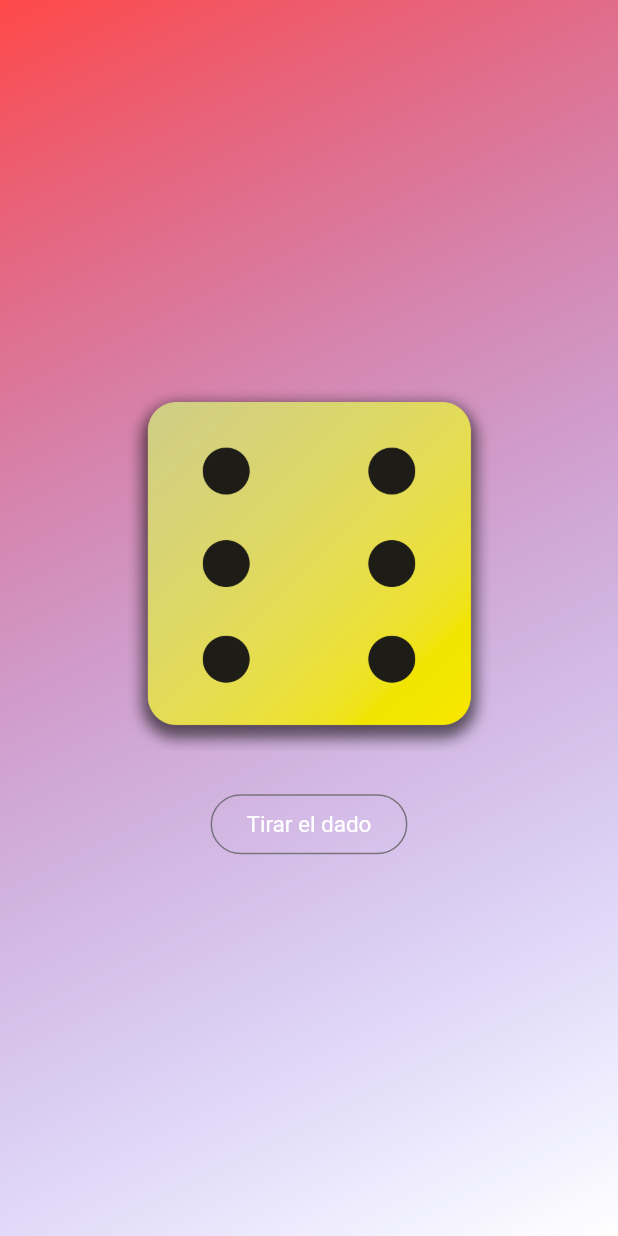
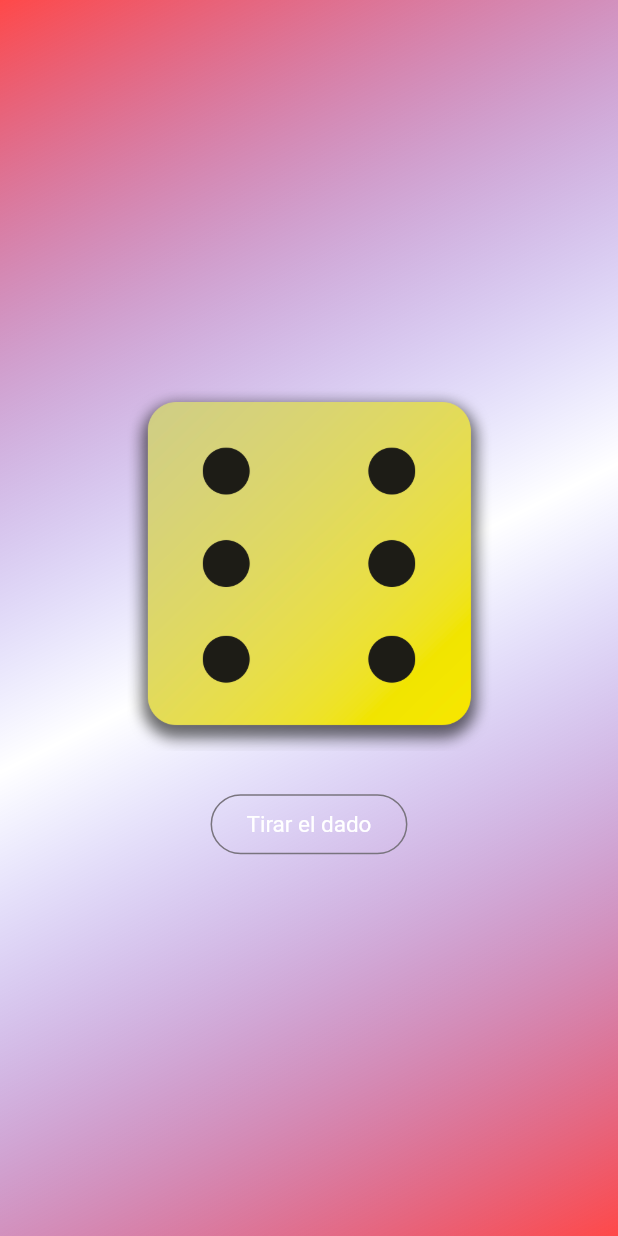
Before and after one commit to Javicestino/flutter_rollDice, a Flutter app: the screen it shows after launch, on a phone screen of 412 x 824 dp. Run offline on Flutter 3.47's test engine with Material 3 defaults, Android fonts, the phone set to English and light mode, and no system bars.

Commit message:
Update main.dart

```diff
--- a/lib/main.dart
+++ b/lib/main.dart
@@ -19,6 +19,7 @@ class MyApp extends StatelessWidget {
           const [
             Color.fromARGB(186, 255, 5, 5),
             Color.fromARGB(0, 0, 0, 255),
+            Color.fromARGB(186, 255, 5, 5),
           ],
         ),
       ),
```
